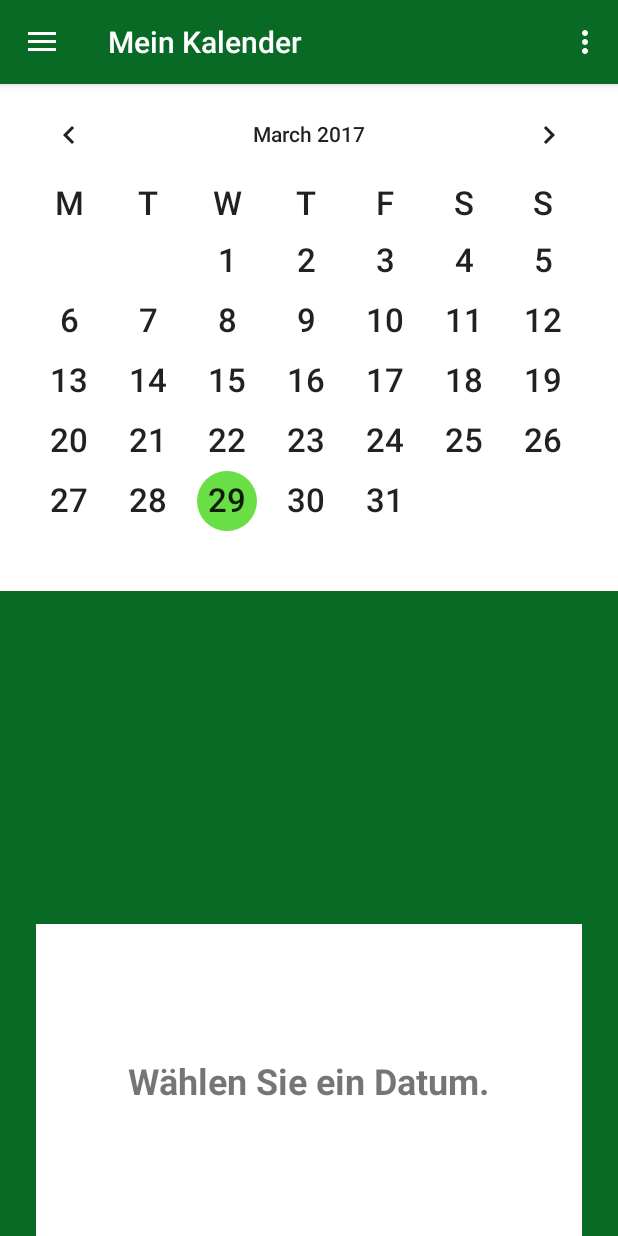
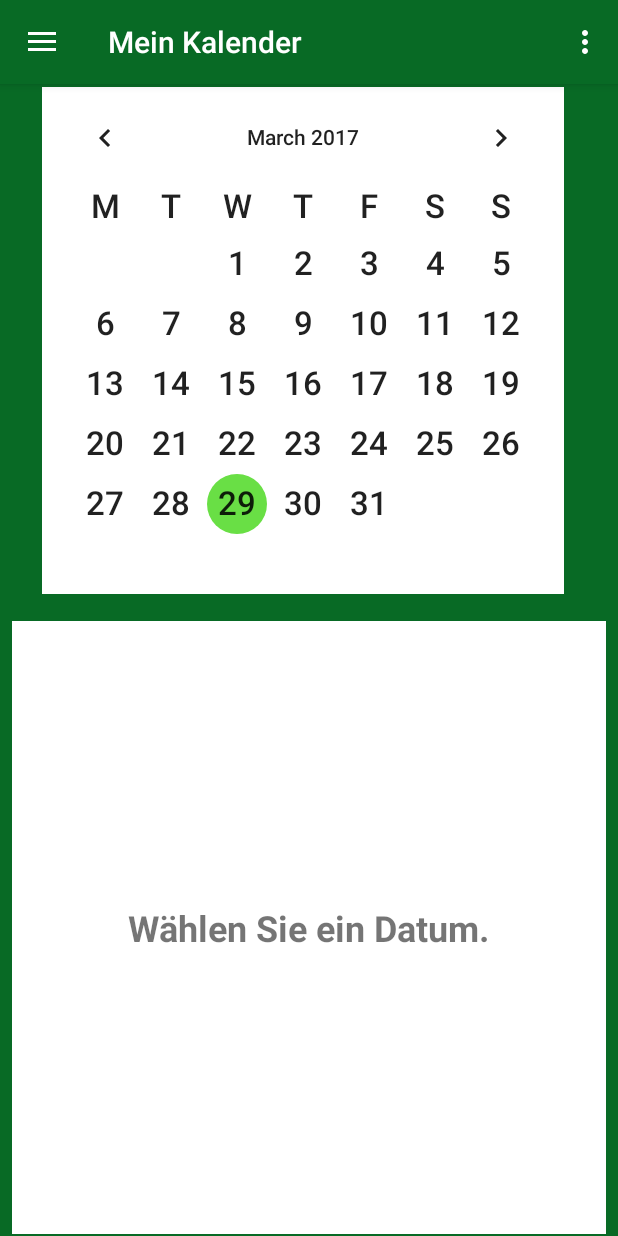
Before and after one commit to julianking1/Rentnertreff, an Android app: the fragment Calender placed in its activity, on a phone screen of 412 x 824 dp. Run offline under Robolectric (Android 15) with nearby library versions, the light colour scheme and no system bars.

Commit message:
Tada. I have no idea what I'm doing :D

```diff
--- a/app/src/main/java/com/example/julian/rentnertreff/Fragments/Calender.java
+++ b/app/src/main/java/com/example/julian/rentnertreff/Fragments/Calender.java
@@ -40,18 +40,24 @@ public class Calender extends Fragment {
     public View onCreateView(LayoutInflater inflater, ViewGroup container,
                              Bundle savedInstanceState) {
         view = inflater.inflate(R.layout.fragment_calender, container, false);
+        getActivity().setTitle("Mein Kalender");
+
         calendar = (CalendarView) view.findViewById(R.id.calendarView);
         calendar.setFirstDayOfWeek(MONDAY);
+
         db = new DatabaseHandler(getContext());
-        getActivity().setTitle("Mein Kalender");
+
         calendar.setOnDateChangeListener(new CalendarView.OnDateChangeListener(){
 
             @Override
             public void onSelectedDayChange(CalendarView cv, int y, int m, int d) {
+
                 Date date = java.sql.Date.valueOf(""+y+"-"+(m+1)+"-"+d);
                 events = db.getCertainEvents(date);
+
                 ListFragment listFragment = new ListFragment();
                 listFragment.setList(events);
+
                 if(events.isEmpty()){
                     TextView tv = (TextView) view.findViewById(R.id.text);
                     tv.setText("Keine Events für diesen Tag");
--- a/app/src/main/res/layout/fragment_calender.xml
+++ b/app/src/main/res/layout/fragment_calender.xml
@@ -12,33 +12,43 @@
         android:background="@color/rentner_green">
 
         <TableRow
+            style="Large"
             android:layout_width="0dp"
             android:layout_height="71dp"
             android:background="@color/common_google_signin_btn_text_dark_default"
             tools:layout_editor_absoluteX="8dp"
-            tools:layout_editor_absoluteY="2033dp" />
+            tools:layout_editor_absoluteY="2559dp" />
 
         <CalendarView
             android:id="@+id/calendarView"
-            android:layout_width="0dp"
+            android:layout_width="wrap_content"
             android:layout_height="wrap_content"
+            android:layout_marginTop="2dp"
             android:background="@color/common_google_signin_btn_text_dark_default"
             android:dateTextAppearance="@android:style/TextAppearance.Large"
+            android:selectedWeekBackgroundColor="@color/grid_green"
+
             android:touchscreenBlocksFocus="true"
             android:weekDayTextAppearance="@android:style/TextAppearance.Large"
             app:layout_constraintLeft_toLeftOf="parent"
-            app:layout_constraintRight_toRightOf="parent"
-            app:layout_constraintTop_toTopOf="parent" />
+            app:layout_constraintTop_toTopOf="parent"
+            android:layout_marginRight="8dp"
+            app:layout_constraintRight_toRightOf="parent" />
 
         <android.support.constraint.ConstraintLayout
-            android:layout_width="364dp"
-            android:layout_height="208dp"
+            android:layout_width="0dp"
+            android:layout_height="0dp"
+            android:layout_marginBottom="1dp"
+            android:layout_marginEnd="8dp"
+            android:layout_marginLeft="8dp"
+            android:layout_marginRight="8dp"
+            android:layout_marginStart="8dp"
+            android:layout_marginTop="18dp"
             android:background="@color/common_google_signin_btn_text_dark_default"
             app:layout_constraintBottom_toBottomOf="parent"
-            android:layout_marginLeft="8dp"
             app:layout_constraintLeft_toLeftOf="parent"
-            android:layout_marginRight="8dp"
-            app:layout_constraintRight_toRightOf="parent">
+            app:layout_constraintRight_toRightOf="parent"
+            app:layout_constraintTop_toBottomOf="@+id/calendarView">
 
             <TextView
                 android:id="@+id/text"
@@ -61,16 +71,17 @@
             <android.support.constraint.ConstraintLayout
                 android:id="@+id/calendar_container"
                 android:layout_width="match_parent"
-                android:layout_height="0dp"
+                android:layout_height="match_parent"
                 android:layout_margin="0dp"
+                android:layout_marginLeft="8dp"
+                android:layout_marginStart="8dp"
                 android:layout_marginTop="8dp"
                 app:layout_constraintBottom_toBottomOf="parent"
                 app:layout_constraintHorizontal_bias="0.0"
                 app:layout_constraintLeft_toLeftOf="parent"
                 app:layout_constraintRight_toRightOf="parent"
                 app:layout_constraintTop_toTopOf="parent"
-                app:layout_constraintVertical_bias="1.0"
-                android:layout_marginLeft="8dp">
+                app:layout_constraintVertical_bias="1.0">
 
             </android.support.constraint.ConstraintLayout>
 
```
